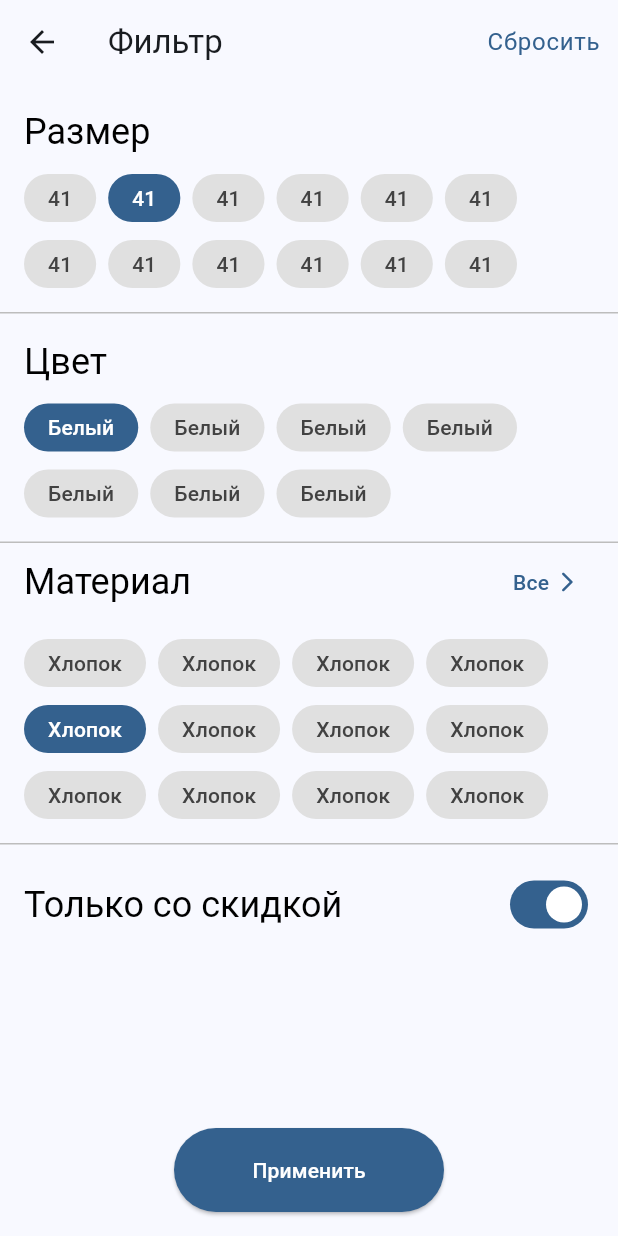
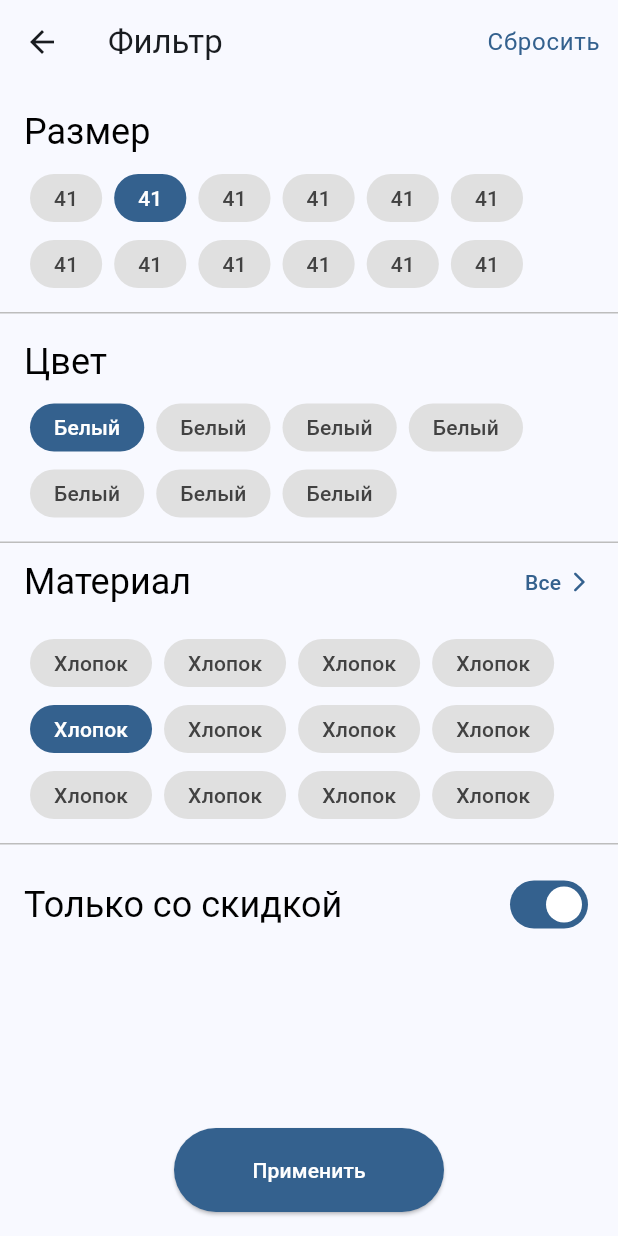
Before and after one commit to shizopudge/pretty-example, a Flutter app: the screen it shows after launch, after a tap on the "filter alt" icon, on a phone screen of 412 x 824 dp. Run offline on Flutter 3.47's test engine with Material 3 defaults, Android fonts, the light colour scheme and no system bars.

Commit message:
small fixes

```diff
--- a/lib/features/app/presentation/widgets/indexed_stack_with_fade_animation.dart
+++ b/lib/features/app/presentation/widgets/indexed_stack_with_fade_animation.dart
@@ -69,9 +69,9 @@ class _IndexedStackWithFadeAnimationState
       );
 
   /// Анимирует виджет
-  void _animate(covariant IndexedStackWithFadeAnimation oldWidget) {
+  Future<void> _animate(covariant IndexedStackWithFadeAnimation oldWidget) {
     final isIndexChanged = oldWidget.currentIndex != widget.currentIndex;
-    if (!isIndexChanged) return;
-    _animationController.forward(from: 0.0);
+    if (!isIndexChanged) return Future<void>.value();
+    return _animationController.forward(from: 0.0);
   }
 }
--- a/lib/features/catalog/presentation/widgets/filter_widgets/filter_card.dart
+++ b/lib/features/catalog/presentation/widgets/filter_widgets/filter_card.dart
@@ -110,13 +110,13 @@ class _FilterCardState extends State<FilterCard>
       );
 
   /// Анимирует виджет, если поле widget.isSelected изменилось
-  void _animate(covariant FilterCard oldWidget) {
+  Future<void> _animate(covariant FilterCard oldWidget) {
     final isSelectionChanged = oldWidget.isSelected != widget.isSelected;
-    if (!isSelectionChanged) return;
+    if (!isSelectionChanged) return Future<void>.value();
     if (widget.isSelected) {
-      _animationController.forward();
+      return _animationController.forward();
     } else {
-      _animationController.reverse();
+      return _animationController.reverse();
     }
   }
 }
--- a/lib/features/catalog/presentation/widgets/filter_widgets/filter_section.dart
+++ b/lib/features/catalog/presentation/widgets/filter_widgets/filter_section.dart
@@ -34,30 +34,33 @@ class FilterSection extends StatelessWidget {
     // Обработчик нажатия на кнопку "Все"
     final onAllTap = this.onAllTap;
 
-    return Padding(
-      padding: const EdgeInsets.symmetric(horizontal: 16),
-      child: Column(
+    return Column(
       crossAxisAlignment: CrossAxisAlignment.start,
       children: [
         // Если onAllTap передан, тогда строиться строка с заголовком и
         // кнопкой "Все", иначе строиться просто заголовок
         if (onAllTap != null) ...[
-            Row(
+          Padding(
+            padding: const EdgeInsets.only(left: 16, right: 8),
+            child: Row(
               mainAxisAlignment: MainAxisAlignment.spaceBetween,
               children: [
                 Flexible(child: title),
                 _AllButton(onTap: onAllTap),
               ],
             ),
+          ),
         ] else ...[
-            title
+          Padding(
+            padding: const EdgeInsets.symmetric(horizontal: 16),
+            child: title,
+          )
         ],
         Padding(
-            padding: const EdgeInsets.only(top: 12),
+          padding: const EdgeInsets.only(top: 12, left: 20, right: 20),
           child: child,
         ),
       ],
-      ),
     );
   }
 }
@@ -77,9 +80,9 @@ class _AllButton extends StatelessWidget {
   }) : super(key: key);
 
   @override
-  Widget build(BuildContext context) => ElevatedButton(
+  Widget build(BuildContext context) => TextButton(
         onPressed: onTap,
-        style: ElevatedButton.styleFrom(
+        style: TextButton.styleFrom(
           elevation: 0,
           padding: EdgeInsets.zero,
           shape: const CircleBorder(),
```
Lines whose indentation alone changed are shown as unchanged.
